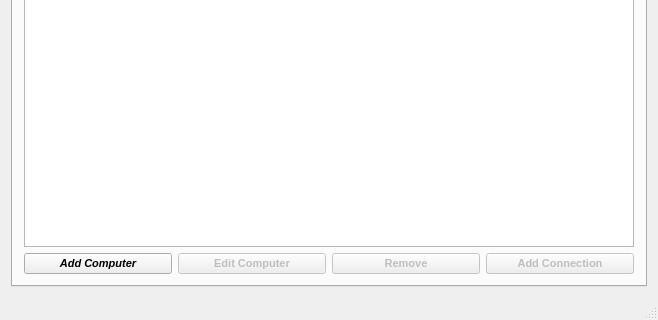
sabbisun/Vika3nytt, file Vika3nytt/mainwindow.ui: the form before one commit; both pictures show x 0 to 658 and y 248 to 568 of the 658 by 568 pixel window.
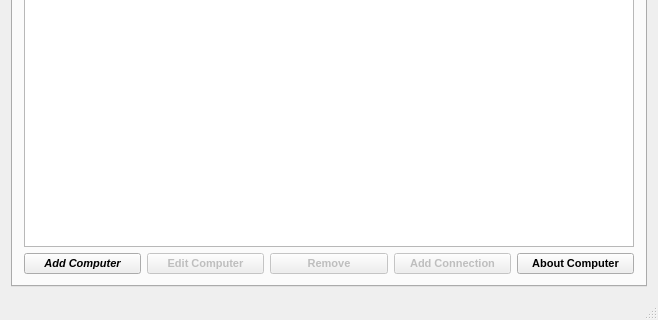
The form after the commit. The open tabs and pages were chosen to show the change.

```diff
--- a/Vika3nytt/mainwindow.ui
+++ b/Vika3nytt/mainwindow.ui
@@ -363,6 +363,13 @@
               </property>
              </widget>
             </item>
+            <item>
+             <widget class="QPushButton" name="Button_aboutcomp">
+              <property name="text">
+               <string>About Computer</string>
+              </property>
+             </widget>
+            </item>
            </layout>
           </item>
          </layout>
```
Left out of the diff: 2 changed lines with no effect on the pictures.
